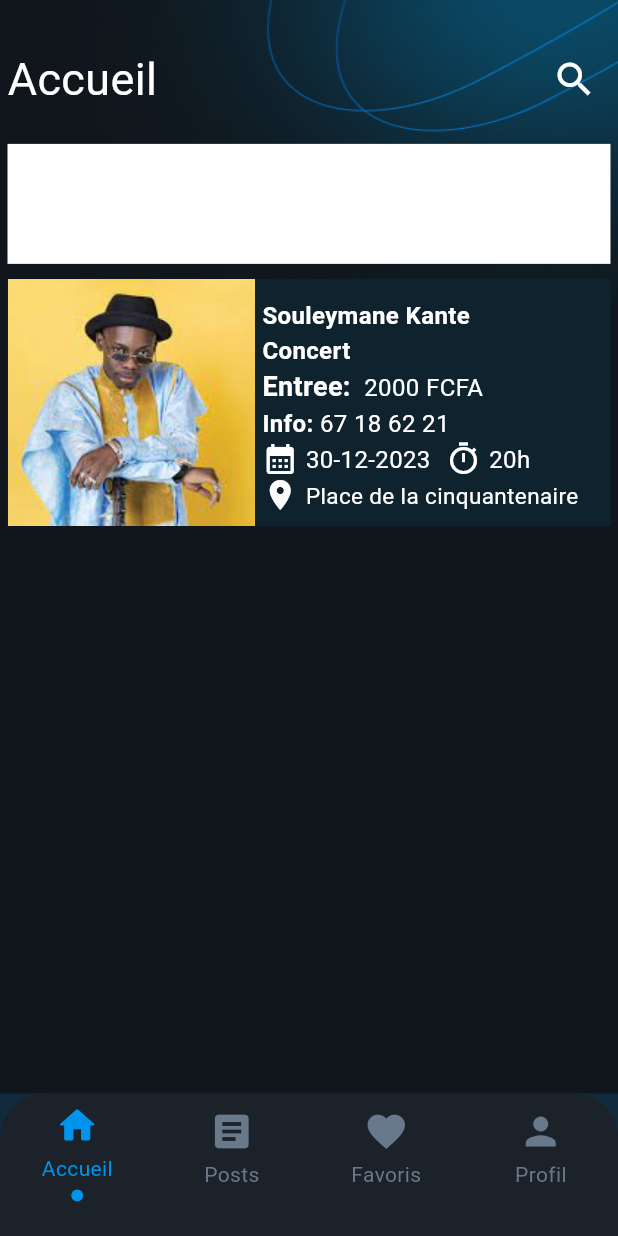
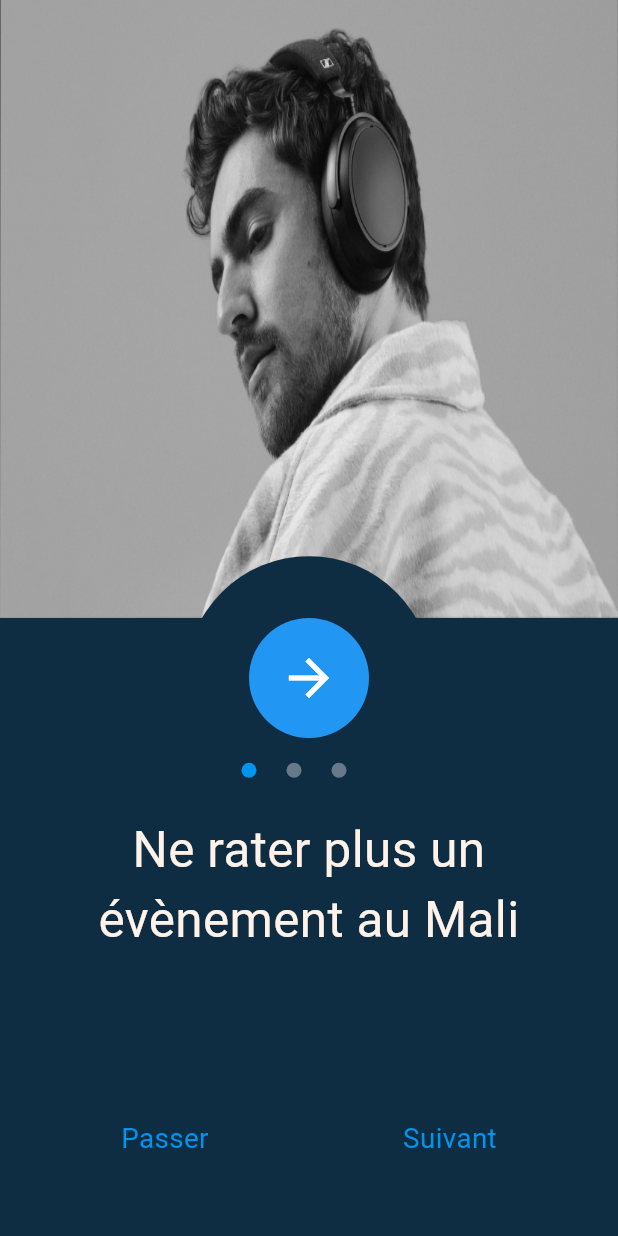
Before and after one commit to Abdouljr/MAli-Event-Front, a Flutter app: the screen it shows after launch, on a phone screen of 412 x 824 dp. Run offline on Flutter 3.47's test engine with Material 3 defaults, Android fonts, the phone set to English and light mode, and no system bars; our stand-ins replace font_awesome_flutter, shared_preferences; Roboto replaces fonts that are missing (Klasik).

Commit message:
page d'introduction

```diff
--- /dev/null
+++ b/lib/Screen/app_styles.dart
@@ -0,0 +1,51 @@
+import 'package:flutter/material.dart';
+import './size_configs.dart';
+
+const Color kPrimaryColor = Color(0xFF0094ED);
+const Color kSecondaryColor = Color(0xFF68798B);
+const Color kScaffoldBackground = Color(0xffFFF3E9);
+
+final kTitle = TextStyle(
+  fontFamily: 'Klasik',
+  fontSize: SizeConfig.blockSizeH! *8,
+  fontWeight: FontWeight.w400,
+  color: kScaffoldBackground,
+);
+
+final kTitle2 = TextStyle(
+  fontFamily: 'Klasik',
+  fontSize: SizeConfig.blockSizeH! * 6,
+  color: kScaffoldBackground,
+);
+
+final kBodyText1 = TextStyle(
+  color: kScaffoldBackground,
+  fontSize: SizeConfig.blockSizeH! * 4.5,
+  fontWeight: FontWeight.bold,
+);
+final kBodyText4 = TextStyle(
+  color: kPrimaryColor,
+  fontSize: SizeConfig.blockSizeH! * 4.5,
+  fontWeight: FontWeight.w400,
+);
+
+final kBodyText2 = TextStyle(
+  color: kSecondaryColor,
+  fontSize: SizeConfig.blockSizeH! * 4,
+  fontWeight: FontWeight.bold,
+);
+
+final kBodyText3 = TextStyle(
+    color: kSecondaryColor,
+    fontSize: SizeConfig.blockSizeH! * 3.8,
+    fontWeight: FontWeight.normal);
+
+final kInputBorder = OutlineInputBorder(
+  borderRadius: BorderRadius.circular(12),
+  borderSide: BorderSide.none,
+);
+
+final kInputHintStyle = kBodyText2.copyWith(
+  fontWeight: FontWeight.normal,
+  color: kSecondaryColor.withOpacity(0.5),
+);
--- /dev/null
+++ b/lib/Screen/onboard_data.dart
@@ -0,0 +1,38 @@
+import 'package:flutter/material.dart';
+
+class OnBoarding {
+  final String title;
+  final String image;
+  // ignore: prefer_typing_uninitialized_variables
+  final icons;
+
+  OnBoarding({
+    required this.title,
+    required this.image,
+    required this.icons,
+  });
+
+}
+
+List<OnBoarding> onboardingContents = [
+  OnBoarding(
+    title: 'Ne rater plus un évènement au Mali',
+    image: 'assets/images/image.png',
+    icons: Icons.arrow_forward,
+  ),
+  OnBoarding(
+    title: 'Soyez à jour concernant tous les concerts ',
+    image: 'assets/images/image.png',
+    icons:
+      Icons.arrow_forward,
+
+  ),
+
+  OnBoarding(
+    title: 'Suivez les actualités de vos artistes préferés',
+    image: 'assets/images/image.png',
+    icons:
+      Icons.check,
+
+  ),
+];
--- /dev/null
+++ b/lib/Screen/onboard_nav_btn.dart
@@ -0,0 +1,29 @@
+import 'package:flutter/material.dart';
+import 'package:front_mali_event/Screen/app_styles.dart';
+
+
+class OnBoardNavBtn extends StatelessWidget {
+  const OnBoardNavBtn({
+    Key? key,
+    required this.name,
+    required this.onPressed,
+  }) : super(key: key);
+  final String name;
+  final VoidCallback onPressed;
+
+  @override
+  Widget build(BuildContext context) {
+    return InkWell(
+      onTap: onPressed,
+      borderRadius: BorderRadius.circular(6),
+      splashColor: Colors.white,
+      child: Padding(
+        padding: const EdgeInsets.all(4.0),
+        child: Text(
+          name,
+          style: kBodyText4,
+        ),
+      ),
+    );
+  }
+}
--- /dev/null
+++ b/lib/Screen/onboarding_page.dart
@@ -0,0 +1,217 @@
+import 'package:flutter/material.dart';
+import 'package:front_mali_event/Screen/app_styles.dart';
+import 'package:front_mali_event/Screen/my_text_button.dart';
+import 'package:front_mali_event/Screen/onboard_data.dart';
+import 'package:front_mali_event/Screen/onboard_nav_btn.dart';
+import 'package:front_mali_event/Screen/size_configs.dart';
+import 'package:front_mali_event/main.dart';
+import 'package:shared_preferences/shared_preferences.dart';
+
+class OnBoardingPage extends StatefulWidget {
+  const OnBoardingPage({Key? key}) : super(key: key);
+
+  @override
+  _OnBoardingPageState createState() => _OnBoardingPageState();
+}
+
+class _OnBoardingPageState extends State<OnBoardingPage> {
+  int currentPage = 0;
+
+  final PageController _pageController = PageController(initialPage: 0);
+
+  AnimatedContainer dotIndicator(index) {
+    return AnimatedContainer(
+      margin: const EdgeInsets.only(right: 20),
+      duration: const Duration(milliseconds: 400),
+      height: 10,
+      width: 10,
+      decoration: BoxDecoration(
+        color: currentPage == index ? kPrimaryColor : kSecondaryColor,
+        shape: BoxShape.circle,
+      ),
+    );
+  }
+
+  Future setSeenonboard() async {
+    SharedPreferences prefs = await SharedPreferences.getInstance();
+    seenOnboard = await prefs.setBool('seenOnboard', true);
+    // this will set seenOnboard to true when running onboard page for first time.
+  }
+
+  @override
+  void initState() {
+    super.initState();
+    setSeenonboard();
+  }
+
+  @override
+  Widget build(BuildContext context) {
+    // initialize size config
+    SizeConfig().init(context);
+    double sizeV = SizeConfig.blockSizeV!;
+    double screenWidth = MediaQuery.of(context).size.width;
+    double screenHeight = MediaQuery.of(context).size.height;
+
+    return Scaffold(
+      backgroundColor: const Color(0xFF0F2D42),
+      body: SafeArea(
+        child: Column(
+          children: [
+            Expanded(
+              flex: 9,
+              child: PageView.builder(
+                controller: _pageController,
+                onPageChanged: (value) {
+                  setState(() {
+                    currentPage = value;
+                  });
+                },
+                itemCount: onboardingContents.length,
+                itemBuilder: (context, index) => Column(
+                  children: [
+                    Stack(
+                      children: [
+                        SizedBox(
+                          height: screenHeight * 0.5, // 60% of screen height
+                          width: screenWidth * 10.0, // 80% of screen width
+                          child: Image.asset(
+                            onboardingContents[index].image,
+                            fit: BoxFit.fill,
+                          ),
+                        ),
+                        Positioned(
+                          top: screenHeight * 0.45, // 40% of screen height
+                          left: screenWidth * 0.3, // 30% of screen width
+                          child: Row(
+                            children: <Widget>[
+                              SizedBox(
+                                width: screenWidth * 0.4, // 40% of screen width
+                                height: screenHeight * 0.8, // 80% of screen height
+                                child: ElevatedButton(
+                                  onPressed: () {},
+                                  style: ElevatedButton.styleFrom(
+                                    foregroundColor: Colors.white,
+                                    backgroundColor: const Color(0xFF0F2D42),
+                                    shape: const RoundedRectangleBorder(
+                                      borderRadius: BorderRadius.only(
+                                        topRight: Radius.circular(800),
+                                        topLeft: Radius.circular(800),
+                                      ),
+                                    ),
+                                  ),
+                                  child: null,
+                                ),
+                              )
+                            ],
+                          ),
+                        ),
+                      ],
+                    ),
+                    SizedBox(
+                      width: 80,
+                      child: CircleAvatar(
+                        radius: 40,
+                        backgroundColor: Colors.blue,
+                        child: IconButton(
+                          icon: Icon(
+                            onboardingContents[index].icons,
+                            size: 40,
+                            color: Colors.white,
+                          ),
+                          onPressed: () {
+                            _pageController.nextPage(
+                              duration: const Duration(milliseconds: 400),
+                              curve: Curves.easeInOut,
+                            );
+                          },
+                        ),
+                      ),
+                    ),
+                    SizedBox(
+                      height: sizeV * 2,
+                    ),
+                    Row(
+                      mainAxisAlignment: MainAxisAlignment.spaceAround,
+                      children: [
+                        Row(
+                          children: List.generate(
+                            onboardingContents.length,
+                            (index) => dotIndicator(index),
+                          ),
+                        ),
+                      ],
+                    ),
+                    SizedBox(
+                      height: sizeV * 2,
+                    ),
+                    Padding(
+                      padding: const EdgeInsets.all(8.0),
+                      child: Text(
+                        onboardingContents[index].title,
+                        style: kTitle,
+                        textAlign: TextAlign.center,
+                      ),
+                    ),
+                    SizedBox(
+                      height: sizeV * 5,
+                    ),
+                  ],
+                ),
+              ),
+            ),
+            Expanded(
+              flex: 1,
+              child: Padding(
+                padding: const EdgeInsets.symmetric(horizontal: 16),
+                child: Column(
+                  children: [
+                    currentPage == onboardingContents.length - 1
+                        ? Expanded(
+                            child: MyTextButton(
+                              buttonName: 'Commencer',
+                              onPressed: () {
+                                Navigator.push(
+                                  context,
+                                  MaterialPageRoute(
+                                    builder: (context) => const MyHomePage(),
+                                  ),
+                                );
+                              },
+                              bgColor: kPrimaryColor,
+                            ),
+                          )
+                        : Row(
+                            mainAxisAlignment: MainAxisAlignment.spaceAround,
+                            children: [
+                              OnBoardNavBtn(
+                                name: 'Passer',
+                                onPressed: () {
+                                  Navigator.push(
+                                    context,
+                                    MaterialPageRoute(
+                                      builder: (context) => const MyHomePage(),
+                                    ),
+                                  );
+                                },
+                              ),
+                              OnBoardNavBtn(
+                                name: 'Suivant',
+                                onPressed: () {
+                                  _pageController.nextPage(
+                                    duration: const Duration(milliseconds: 400),
+                                    curve: Curves.easeInOut,
+                                  );
+                                },
+                              )
+                            ],
+                          ),
+                  ],
+                ),
+              ),
+            )
+          ],
+        ),
+      ),
+    );
+  }
+}
--- a/lib/Screen/profil/profil.dart
+++ b/lib/Screen/profil/profil.dart
@@ -1,6 +1,4 @@
 import 'package:flutter/material.dart';
-import 'package:front_mali_event/Screen/artistes/apropos.dart';
-import 'package:front_mali_event/Screen/artistes/publication.dart';
 import 'package:front_mali_event/Screen/postes/post_widget.dart';
 import 'package:front_mali_event/Screen/profil/parametre.dart';
 
@@ -157,10 +155,11 @@ class _ProfilState extends State<Profil> with SingleTickerProviderStateMixin {
                 Tab(text: 'Paramètre du compte'),
               ],
               labelColor: Colors.blue,
-              unselectedLabelColor: Color.fromARGB(255, 255, 255, 255),
+              unselectedLabelColor: const Color.fromARGB(255, 255, 255, 255),
               indicatorColor: Colors.blue,
               indicatorWeight: 2,
             ),
+            const SizedBox(height: 10,),
             DefaultTabController(
               length: 2,
               child: SizedBox(
--- /dev/null
+++ b/lib/Screen/size_configs.dart
@@ -0,0 +1,18 @@
+import 'package:flutter/material.dart';
+
+// for responsive design
+class SizeConfig {
+  static MediaQueryData? _mediaQueryData;
+  static double? screenWidth;
+  static double? screenHeight;
+  static double? blockSizeH;
+  static double? blockSizeV;
+
+  void init(BuildContext context) {
+    _mediaQueryData = MediaQuery.of(context);
+    screenWidth = _mediaQueryData!.size.width;
+    screenHeight = _mediaQueryData!.size.height;
+    blockSizeH = screenWidth! / 100;
+    blockSizeV = screenHeight! / 100;
+  }
+}
--- a/lib/main.dart
+++ b/lib/main.dart
@@ -1,32 +1,40 @@
 import 'package:flutter/material.dart';
-import 'Screen/Auth & inscription/inscription.dart';
+import 'package:front_mali_event/Screen/Favories/favorie%20artiste/favorie_artiste.dart';
 import 'Screen/Evenement/Home_event.dart';
-import 'Screen/Favories/favorie artiste/favorie_artiste.dart';
-import 'Screen/artistes/apropos.dart';
-import 'Screen/artistes/details.dart';
 import 'Screen/postes/post.dart';
 import 'Screen/profil/profil.dart';
+import 'package:front_mali_event/Screen/app_styles.dart';
+import 'package:front_mali_event/Screen/onboarding_page.dart';
+
+
+bool? seenOnboard;
 
 void main() {
   runApp(const MyApp());
-  //SystemChrome.setPreferredOrientations([DeviceOrientation.portraitUp]);
+
 }
 
+
 class MyApp extends StatelessWidget {
-  const MyApp({Key? key}) : super(key: key);
+  const MyApp({super.key});
 
   @override
   Widget build(BuildContext context) {
     return MaterialApp(
+      debugShowCheckedModeBanner: false,
       title: 'Mali event',
-      debugShowCheckedModeBanner: false,
       theme: ThemeData(
+        // textTheme: GoogleFonts.manropeTextTheme(
+        //   Theme.of(context).textTheme,
+        // ),
         primarySwatch: Colors.blue,
+        scaffoldBackgroundColor: kScaffoldBackground,
       ),
-      home: const MyHomePage(),
+      home: seenOnboard == true ? const MyHomePage() : const OnBoardingPage(),
     );
   }
 }
+
 
 class MyHomePage extends StatefulWidget {
   const MyHomePage({Key? key}) : super(key: key);
@@ -61,7 +69,7 @@ class _MyHomePageState extends State<MyHomePage> {
       case 1:
         return const PostPage();
       case 2:
-        return const DetailsArtiste();
+        return const ArtisteFav();
       default:
         return const Profil();
     }
```
Also changed, not shown: lib/Screen/Auth & inscription/authentification.dart (+12 -5 lines), lib/Screen/artistes/apropos.dart (+11 -11 lines), lib/Screen/my_text_button.dart (added, +44 -0 lines), lib/Screen/postes/commentaire.dart (+10 -8 lines), lib/Screen/profil/parametre.dart (+3 -4 lines), pubspec.yaml (+9 -0 lines), assets/images/bg.png (added), assets/images/first.png (added), assets/images/image.png (added), pubspec.lock, 2 other files.
